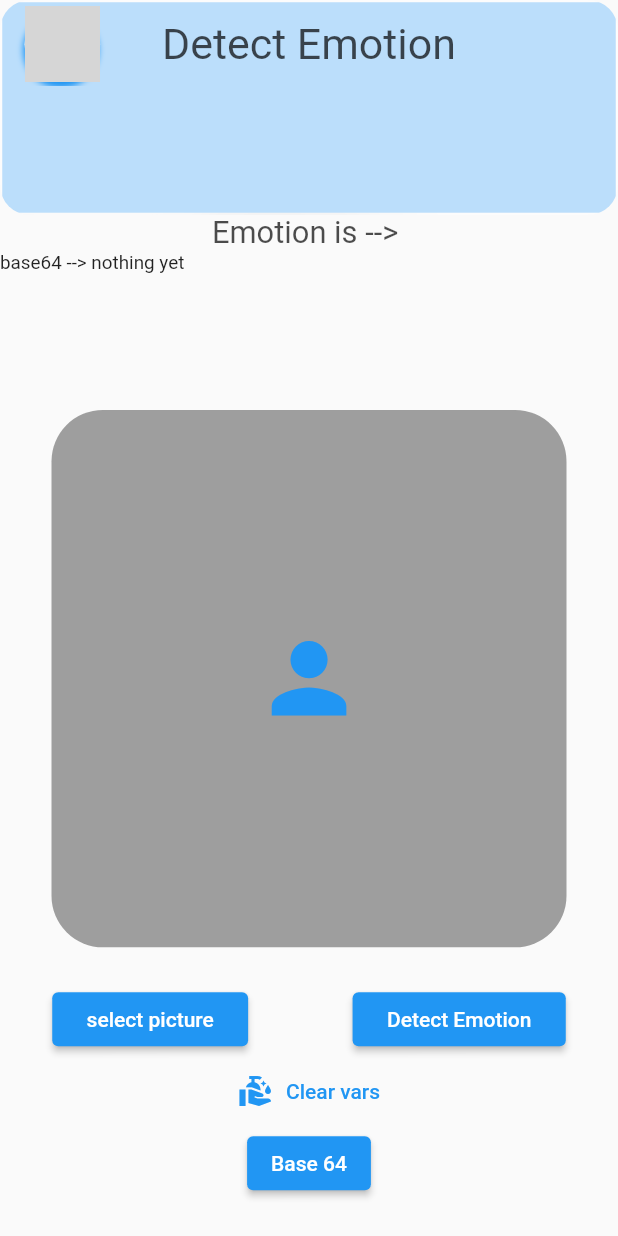
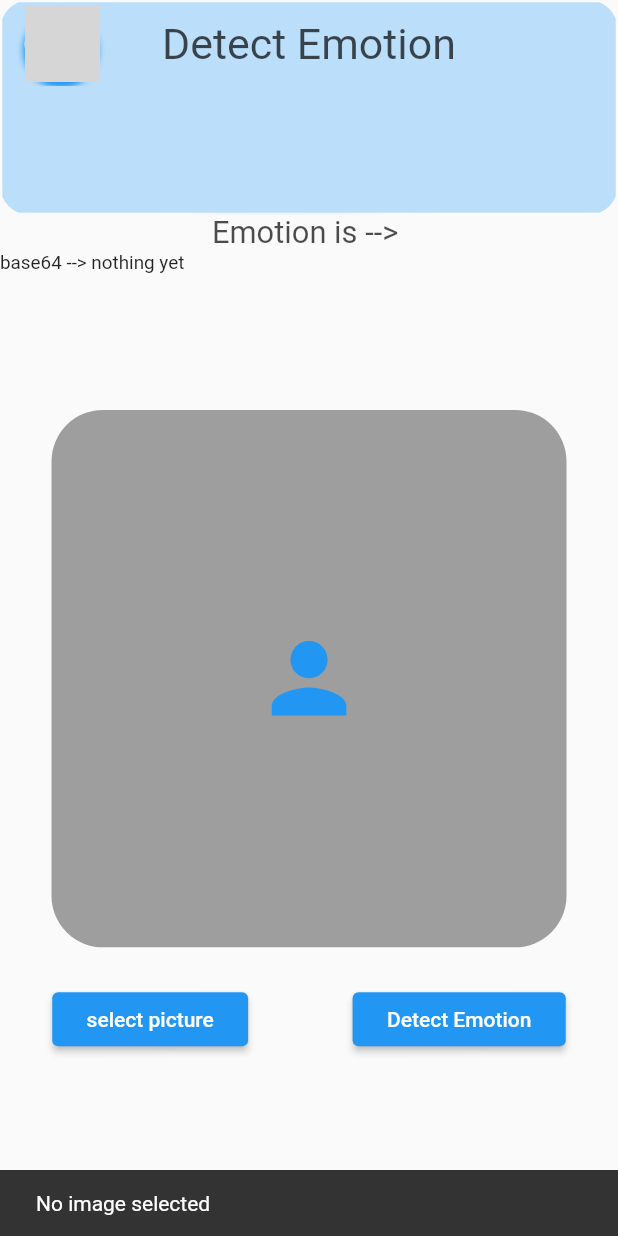
Before and after one commit to YahyaKhan007/newEmoChat, a Flutter app: the DummyPage3 screen opened directly, after a tap on "Detect Emotion", on a phone screen of 412 x 824 dp. Run offline on Flutter 3.47's test engine with Material 2 defaults, Android fonts, the phone set to English and light mode, and no system bars; our stand-ins replace awesome_notifications, badges, camera, card_swiper, cloud_firestore, connectivity and 18 more; missing offline and left inert: email_otp, zego_uikit_prebuilt_call; accounts and stored records are empty; network calls fail; key blocks and very long unbroken strings in the code were emptied for the run; grey boxes are pictures that could not be loaded.

Commit message:
done with emotion

```diff
--- a/lib/constants/emotions.dart
+++ b/lib/constants/emotions.dart
@@ -3,7 +3,6 @@ class Emotions {
     "assets/normalMode.png",
     "assets/funny.gif",
     "assets/sad.gif",
-    // "assets/neutral.gfif",
     "assets/sad.gif",
     "assets/angry.gif",
     "assets/sleepy.gif",
@@ -12,8 +11,8 @@ class Emotions {
   static int findStringIndex(String searchString) {
     List<String> modesIndex = [
       'neutral',
-      "Happy",
-      'Sad',
+      "happy",
+      'sad',
     ];
 
     for (int i = 0; i < modesIndex.length; i++) {
--- a/lib/firebase/auth_credential.dart
+++ b/lib/firebase/auth_credential.dart
@@ -52,6 +52,7 @@ class FirebaseController extends ChangeNotifier {
     if (credential != null) {
       String uid = credential.user!.uid;
       UserModel newUser = UserModel(
+          sendEmotion: true,
           friends: [],
           sender: [],
           reciever: [],
--- a/lib/models/user_model.dart
+++ b/lib/models/user_model.dart
@@ -13,9 +13,11 @@ class UserModel {
   String? bio;
   Timestamp? memberSince;
   bool? isVarified;
+  bool? sendEmotion;
 // ! simple Constructor
   UserModel(
       {required this.uid,
+      required this.sendEmotion,
       required this.fullName,
       required this.email,
       required this.bio,
@@ -42,6 +44,7 @@ class UserModel {
     isVarified = map['isVarified'];
     profilePicture = map["profilePicture"];
     bio = map["bio"];
+    sendEmotion = map["sendEmotion"];
   }
 
 //  !  will be Used to change your UserModel object into Map/Json
@@ -58,7 +61,8 @@ class UserModel {
       "profilePicture": profilePicture,
       "pushToken": pushToken,
       'isVarified': isVarified,
-      "bio": bio
+      "bio": bio,
+      "sendEmotion": sendEmotion
     };
   }
 }
--- a/lib/pages/screens/picture emotion/picture_emotion.dart
+++ b/lib/pages/screens/picture emotion/picture_emotion.dart
@@ -333,9 +333,13 @@ class _DummyPage3State extends State<DummyPage3> {
 // ! Selecting the Image
   Future<void> selectImage(ImageSource source) async {
     try {
+      widget.modeProvider.updateImgLoading(true);
+
       final pickedFile = await ImagePicker().pickImage(source: source);
 
       if (pickedFile == null) {
+        widget.modeProvider.updateImgLoading(false);
+
         // User canceled image selection
         return;
       }
@@ -346,14 +350,17 @@ class _DummyPage3State extends State<DummyPage3> {
 
       ScaffoldMessenger.of(context).showSnackBar(SnackBar(
         content: Text("Done taking picture"),
-        duration: Duration(seconds: 3),
+        duration: Duration(seconds: 1),
       ));
 
       log("Done with taking picture");
 
       await convertToBase64(file);
+      widget.modeProvider.updateImgLoading(false);
     } catch (e) {
       print('Error selecting or processing image: $e');
+      widget.modeProvider.updateImgLoading(false);
+
       // Handle the error gracefully, e.g., show an error message to the user.
     }
   }
@@ -433,7 +440,6 @@ class _DummyPage3State extends State<DummyPage3> {
   void fetchData() async {
     try {
       widget.modeProvider.updateLoading(true);
-      log(widget.modeProvider.base64Image.toString());
 
       final response = await dio.get("http://146.190.212.199:5005/detect",
           data: {'image': '${widget.modeProvider.base64Image}'});
@@ -549,6 +555,8 @@ class _DummyPage3State extends State<DummyPage3> {
                             color: Colors.blue,
                             size: 65.r,
                           )
+                        : widget.modeProvider.showImgloading
+                            ? Center(child: CircularProgressIndicator())
                             : Image.file(
                                 widget.modeProvider.imageFile!,
                                 fit: BoxFit.cover,
@@ -573,7 +581,8 @@ class _DummyPage3State extends State<DummyPage3> {
                       widget.modeProvider.updateMode("");
                       widget.modeProvider.updateImage(null);
 
-                      showPhotoOption();
+                      // showPhotoOption();
+                      selectImage(ImageSource.gallery);
                     },
                     child: Text("select picture")),
                 ElevatedButton(
@@ -585,39 +594,34 @@ class _DummyPage3State extends State<DummyPage3> {
                     ),
                     onPressed: () async {
                       // convertToBase64();
+                      if (widget.modeProvider.imageFile != null) {
                         fetchData();
+                      } else {
+                        ScaffoldMessenger.of(context).showSnackBar(
+                          SnackBar(
+                            content: Text("No image selected"),
+                            duration: Duration(
+                              seconds: 1,
+                            ),
+                          ),
+                        );
+                      }
 
                       // setState(() {
                       //   // _emotion = emotion.toString();
                       // });
-
-                      print(widget.modeProvider.base64Image);
                     },
                     child: widget.modeProvider.showloading
-                        ? CircularProgressIndicator(
+                        ? SizedBox(
+                            height: 20,
+                            width: 20,
+                            child: CircularProgressIndicator(
                               color: Colors.white,
+                            ),
                           )
                         : Text("Detect Emotion")),
               ],
             ),
-            TextButton.icon(
-                label: Text("Clear vars"),
-                onPressed: () {
-                  widget.modeProvider.updateLoading(false);
-                  print(widget.modeProvider.showloading);
-                },
-                icon: Icon(Icons.clean_hands)),
-            ElevatedButton(
-                onPressed: () {
-                  if (widget.modeProvider.imageFile != null)
-                    convertToBase64(widget.modeProvider.imageFile!);
-                  // Navigator.push(
-                  //     context,
-                  //     MaterialPageRoute(
-                  //         builder: (builder) =>
-                  //             NewPage(text: modeProvider.base64Image)));
-                },
-                child: Text("Base 64"))
           ],
         ),
       ),
--- a/lib/pages/screens/requests.dart
+++ b/lib/pages/screens/requests.dart
@@ -287,6 +287,8 @@ class _ReceiverListWidgetState extends State<ReceiverListWidget> {
 
                                   if (userModelProvider.userModel.isVarified!) {
                                     var updatedUser = UserModel(
+                                        sendEmotion: receiverNames[index]
+                                            ['sendEmotion'],
                                         uid: receiverNames[index]['uid'],
                                         fullName: receiverNames[index]
                                             ['fullName'],
@@ -369,6 +371,8 @@ class _ReceiverListWidgetState extends State<ReceiverListWidget> {
                                 onPressed: () async {
                                   if (userModelProvider.userModel.isVarified!) {
                                     var updatedUser = UserModel(
+                                        sendEmotion: receiverNames[index]
+                                            ['sendEmotion'],
                                         uid: receiverNames[index]['uid'],
                                         fullName: receiverNames[index]
                                             ['fullName'],
--- a/lib/provider/modeprovider.dart
+++ b/lib/provider/modeprovider.dart
@@ -23,6 +23,14 @@ class ModeProvider extends ChangeNotifier {
   bool get showloading => _showloading;
   void updateLoading(bool x) {
     _showloading = x;
+
+    notifyListeners();
+  }
+
+  bool _showImgloading = false;
+  bool get showImgloading => _showImgloading;
+  void updateImgLoading(bool x) {
+    _showImgloading = x;
 
     notifyListeners();
   }
--- /dev/null
+++ b/lib/provider/spaceControllerProvider.dart
@@ -0,0 +1,11 @@
+import 'package:flutter/foundation.dart';
+
+class SpaceControlProvider extends ChangeNotifier {
+  double _height = 0;
+  double get height => _height;
+
+  void changeHeight({required double hyte}) {
+    _height = hyte;
+    notifyListeners();
+  }
+}
--- a/pubspec.yaml
+++ b/pubspec.yaml
@@ -69,6 +69,7 @@ dependencies:
   dia: ^0.1.5
   dio: ^5.3.2
   badges: ^3.1.2
+  flutter_image_compress: ^2.0.4
   # email_auth: ^1.0.0
 
 dev_dependencies:
```
Also changed, not shown: lib/main.dart (+54 -12 lines), lib/pages/screens/chatroom.dart (+91 -94 lines), lib/pages/screens/homepage.dart (+20 -4 lines), lib/pages/screens/public_users.dart (+12 -0 lines), lib/pages/screens/search.dart (+22 -0 lines), lib/zoom_drawer.dart (+7 -1 lines), pubspec.lock. Lines whose indentation alone changed are shown as unchanged.
